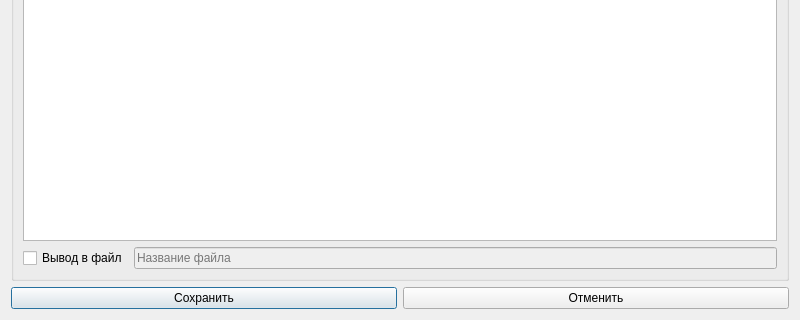
Above: src/ui/inputDialog.ui from gkeep/script-creator before the change; both pictures show x 0 to 800 and y 330 to 650 of the 800 by 650 pixel window. Below: the same form after it.
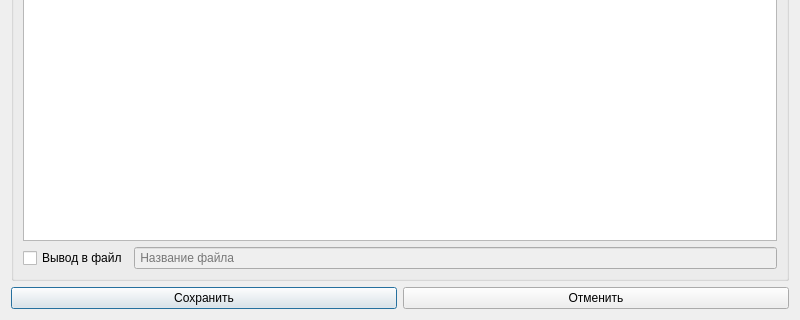
That is the form after the change.

Commit message: Resize windows

```diff
--- a/src/ui/inputDialog.ui
+++ b/src/ui/inputDialog.ui
@@ -63,7 +63,7 @@
            <bool>false</bool>
           </property>
           <property name="placeholderText">
-           <string>Название файла</string>
+           <string> Название файла</string>
           </property>
          </widget>
         </item>
```
The commit also changes 3 other files.
